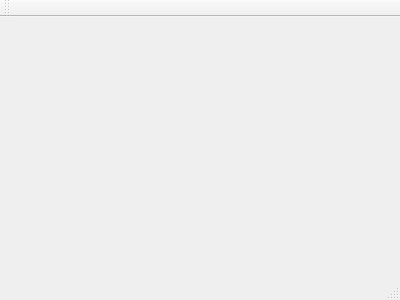
First picture: the form in ctwrt.ui, repository Conight/CPWRT, before the edit.
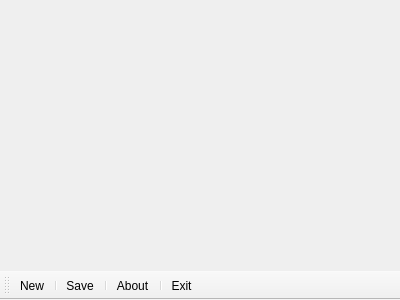
Second picture: the form after the edit.

Diff of the .ui file:
```diff
--- a/ctwrt.ui
+++ b/ctwrt.ui
@@ -12,13 +12,50 @@
   <property name="windowTitle" >
    <string>CTWRT</string>
   </property>
-  <widget class="QMenuBar" name="menuBar" />
-  <widget class="QToolBar" name="mainToolBar" />
-  <widget class="QWidget" name="centralWidget" />
-  <widget class="QStatusBar" name="statusBar" />
+  <widget class="QWidget" name="centralWidget"/>
+  <widget class="QToolBar" name="mainToolBar">
+   <attribute name="toolBarArea">
+    <enum>BottomToolBarArea</enum>
+   </attribute>
+   <attribute name="toolBarBreak">
+    <bool>false</bool>
+   </attribute>
+   <addaction name="action_New"/>
+   <addaction name="separator"/>
+   <addaction name="action_Save"/>
+   <addaction name="separator"/>
+   <addaction name="action_About"/>
+   <addaction name="separator"/>
+   <addaction name="action_Exit"/>
+  </widget>
+  <action name="action_New">
+   <property name="text">
+    <string>&amp;New</string>
+   </property>
+   <property name="shortcut">
+    <string>Ctrl+N</string>
+   </property>
+  </action>
+  <action name="action_Save">
+   <property name="text">
+    <string>&amp;Save</string>
+   </property>
+   <property name="shortcut">
+    <string>Ctrl+S</string>
+   </property>
+  </action>
+  <action name="action_About">
+   <property name="text">
+    <string>&amp;About</string>
+   </property>
+  </action>
+  <action name="action_Exit">
+   <property name="text">
+    <string>&amp;Exit</string>
+   </property>
+  </action>
  </widget>
- <layoutDefault spacing="6" margin="11" />
- <pixmapfunction></pixmapfunction>
+ <layoutdefault spacing="6" margin="11"/>
  <resources/>
  <connections/>
 </ui>
```
Left out of the diff: 7 changed lines with no effect on the pictures.
